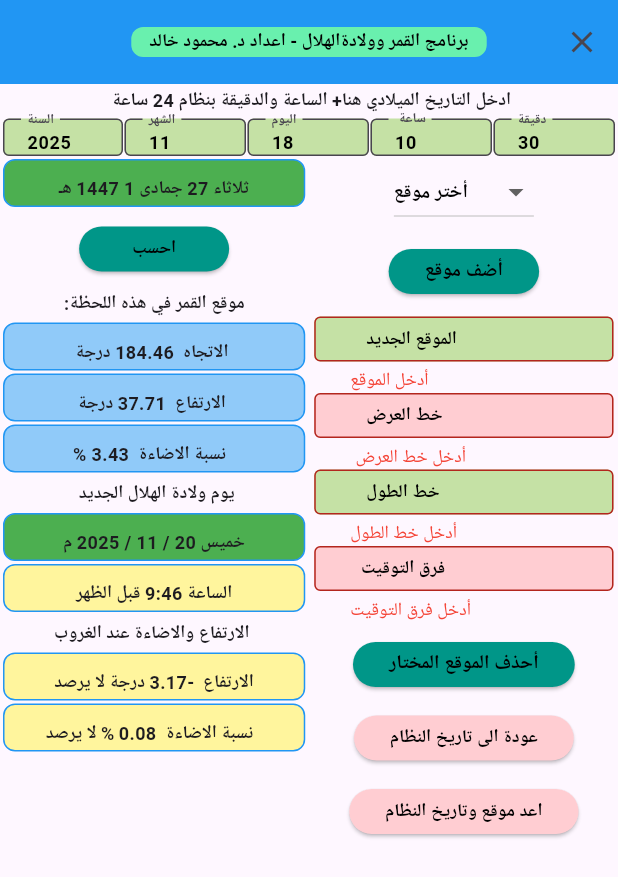
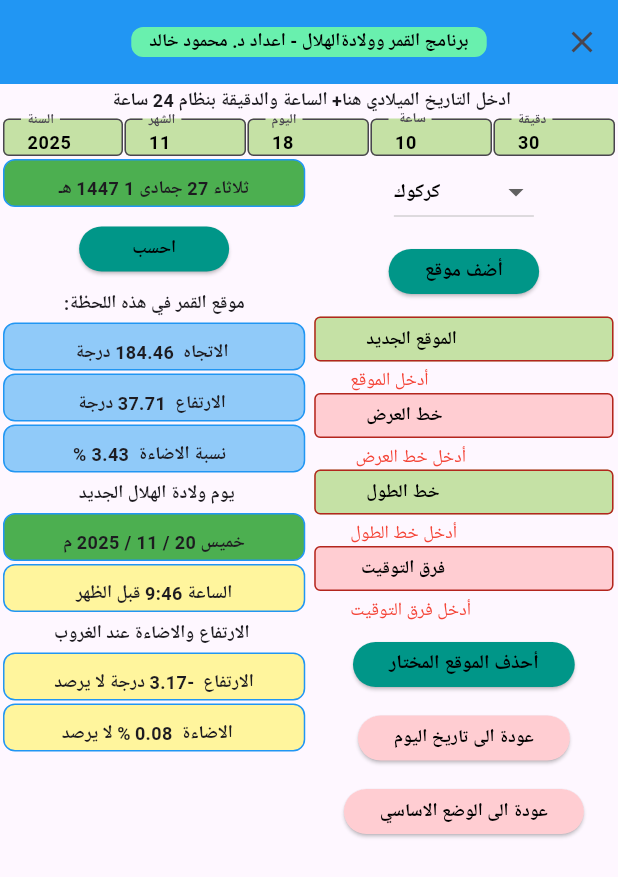
Before and after one commit to mahmoodmawlood/hilal_web, a Flutter app: the screen it shows after launch, after a tap on "احسب", after a tap on "أضف موقع", on a phone screen of 412 x 824 dp. Shown: the top 877 px of the screen. Run offline on Flutter 3.47's test engine with Material 3 defaults, Android fonts, the phone set to English and light mode, and no system bars; our stand-ins replace hive, hive_flutter; accounts and stored records are empty.

```diff
--- a/lib/location_page.dart
+++ b/lib/location_page.dart
@@ -269,7 +269,7 @@ void _closeApp(){
                                     var locations = box.values.toList();
                                     locations.sort((a,b) => a.label.compareTo(b.label));
                                     return DropdownButton<Location>(
-                                        hint: Text("أختر موقع",
+                                        hint: Text("كركوك",
                                               style: TextStyle(color: Colors.black,fontSize: 13, fontWeight: FontWeight.bold ),
                                         ),
                                         value: _selectedLocation,
@@ -395,7 +395,7 @@ void _closeApp(){
                                                     if (value == null || value.isEmpty) return ' أدخل خط العرض  ';
                                                     final lat = double.tryParse(value);
                                                     if (lat == null || lat < -90 || lat > 90) {
-                                                        return 'أدخل رقم صحيح';
+                                                        return 'أدخل قيمة صحيحة';
                                                     }
                                                     return null;
                                                     },
@@ -421,7 +421,7 @@ void _closeApp(){
                                                     if (value == null || value.isEmpty) return  'أدخل خط الطول';
                                                     final lng = double.tryParse(value);
                                                     if (lng == null || lng < -180 || lng > 180) {
-                                                        return 'أدخل رقم صحيح';
+                                                        return 'أدخل قيمة صحيحة';
                                                     }
                                                     return null;
                                                     },
@@ -447,7 +447,7 @@ void _closeApp(){
                                                     if (value == null || value.isEmpty) return  'أدخل فرق التوقيت';
                                                     final lng = double.tryParse(value);
                                                     if (lng == null || lng < -12 || lng > 14) {
-                                                        return 'أدخل رقم صحيح';
+                                                        return 'أدخل قيمة صحيحة';
                                                     }
                                                     return null;
                                                     },
@@ -522,7 +522,7 @@ void _closeApp(){
                                         style: ButtonStyle(backgroundColor: MaterialStateProperty.all<Color>(Colors.red.shade100),
                                            minimumSize: MaterialStateProperty.all<Size>(const Size(100,30)),
                                          ),
-                                        child: Text("عودة الى تاريخ النظام", style:
+                                        child: Text("عودة الى تاريخ اليوم", style:
                                               TextStyle(color: Colors.black ,fontSize:12,fontWeight: FontWeight.bold),
                                               ),
                                     ),
@@ -538,7 +538,7 @@ void _closeApp(){
                                   style: ButtonStyle(backgroundColor: MaterialStateProperty.all<Color>(Colors.red.shade100),
                                     minimumSize: MaterialStateProperty.all<Size>(const Size(100,30)),
                                     ),
-                                  child: Text("اعد موقع وتاريخ النظام", style:
+                                  child: Text("عودة الى الوضع الاساسي", style:
                                               TextStyle(color: Colors.black ,fontSize:12,fontWeight: FontWeight.bold),
                                               ),
                                 ),
@@ -852,10 +852,10 @@ List<String> _hijree(int y, int m, int d, double lat, double lng,  double tz){
         List<double> moonloc = moon(gyear2, gmonth2 , gday2.toDouble(), shh, smm, lng, lat, tz); // **** moon loc at sunset
         _azimuth2 = ' الاتجاه  ${moonloc[0]} درجة';
         _elevation2 = " الارتفاع  ${moonloc[1]} درجة";
-        _illum2 = "  نسبة الاضاءة  ${moonloc[2]} %";
+        _illum2 = "   الاضاءة  ${moonloc[2]} %";
         if(moonloc[1]<2.0 && moonloc[2]<0.2){
            _elevation2 = " الارتفاع  ${moonloc[1]} درجة لا يرصد ";
-           _illum2 = "  نسبة الاضاءة  ${moonloc[2]} % لا يرصد";
+           _illum2 = "   الاضاءة  ${moonloc[2]} % لا يرصد";
          }
                                               //            moon's birth after sunset
       } else {
```
Also changed, not shown: 3 other files.
